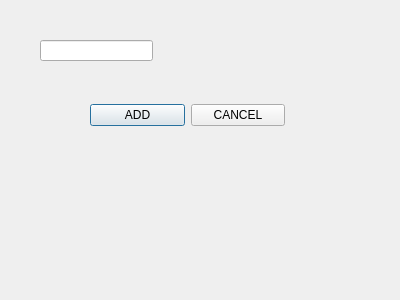
Above: ui/newUserDialog.ui from dake0805/ExperimentFileNameGenerater before the change. Below: the same form after it.
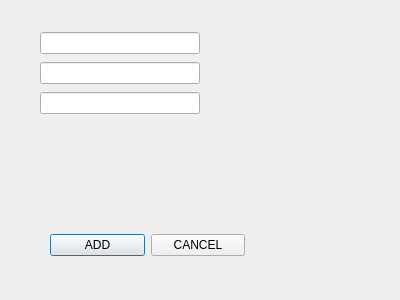
That is the form after the change.

What changed in the file:
```diff
--- a/ui/newUserDialog.ui
+++ b/ui/newUserDialog.ui
@@ -13,21 +13,11 @@
   <property name="windowTitle">
    <string>Dialog</string>
   </property>
-  <widget class="QLineEdit" name="student_id">
+  <widget class="QWidget" name="layoutWidget">
    <property name="geometry">
     <rect>
-     <x>40</x>
-     <y>40</y>
-     <width>113</width>
-     <height>21</height>
-    </rect>
-   </property>
-  </widget>
-  <widget class="QWidget" name="">
-   <property name="geometry">
-    <rect>
-     <x>90</x>
-     <y>100</y>
+     <x>50</x>
+     <y>230</y>
      <width>195</width>
      <height>30</height>
     </rect>
@@ -49,6 +39,27 @@
     </item>
    </layout>
   </widget>
+  <widget class="QWidget" name="verticalLayoutWidget">
+   <property name="geometry">
+    <rect>
+     <x>40</x>
+     <y>30</y>
+     <width>160</width>
+     <height>88</height>
+    </rect>
+   </property>
+   <layout class="QVBoxLayout" name="verticalLayout">
+    <item>
+     <widget class="QLineEdit" name="name"/>
+    </item>
+    <item>
+     <widget class="QLineEdit" name="student_id"/>
+    </item>
+    <item>
+     <widget class="QLineEdit" name="class_id"/>
+    </item>
+   </layout>
+  </widget>
  </widget>
  <resources/>
  <connections/>
```
